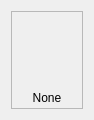
mhpark-etri/Multi-Agent-Simulator, file code/Multi-Agent-Simulator/widgetROSCollaborationTaskItem.ui: the form before one commit.
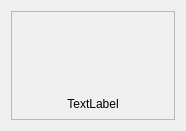
The form after the commit.

The edit to the form file:
```diff
--- a/code/Multi-Agent-Simulator/widgetROSCollaborationTaskItem.ui
+++ b/code/Multi-Agent-Simulator/widgetROSCollaborationTaskItem.ui
@@ -6,8 +6,8 @@
    <rect>
     <x>0</x>
     <y>0</y>
-    <width>94</width>
-    <height>118</height>
+    <width>186</width>
+    <height>131</height>
    </rect>
   </property>
   <property name="windowTitle">
@@ -79,26 +79,18 @@
          </widget>
         </item>
         <item>
+         <layout class="QHBoxLayout" name="horizontalLayout">
+          <item>
          <widget class="QLabel" name="lbROSCollaborationTaskName">
-          <property name="sizePolicy">
-           <sizepolicy hsizetype="Preferred" vsizetype="Fixed">
-            <horstretch>0</horstretch>
-            <verstretch>0</verstretch>
-           </sizepolicy>
-          </property>
-          <property name="minimumSize">
-           <size>
-            <width>0</width>
-            <height>20</height>
-           </size>
-          </property>
           <property name="text">
-           <string>None</string>
+             <string>TextLabel</string>
           </property>
           <property name="alignment">
            <set>Qt::AlignCenter</set>
           </property>
          </widget>
+          </item>
+         </layout>
         </item>
        </layout>
       </item>
```
Lines whose indentation alone changed are shown as unchanged.
